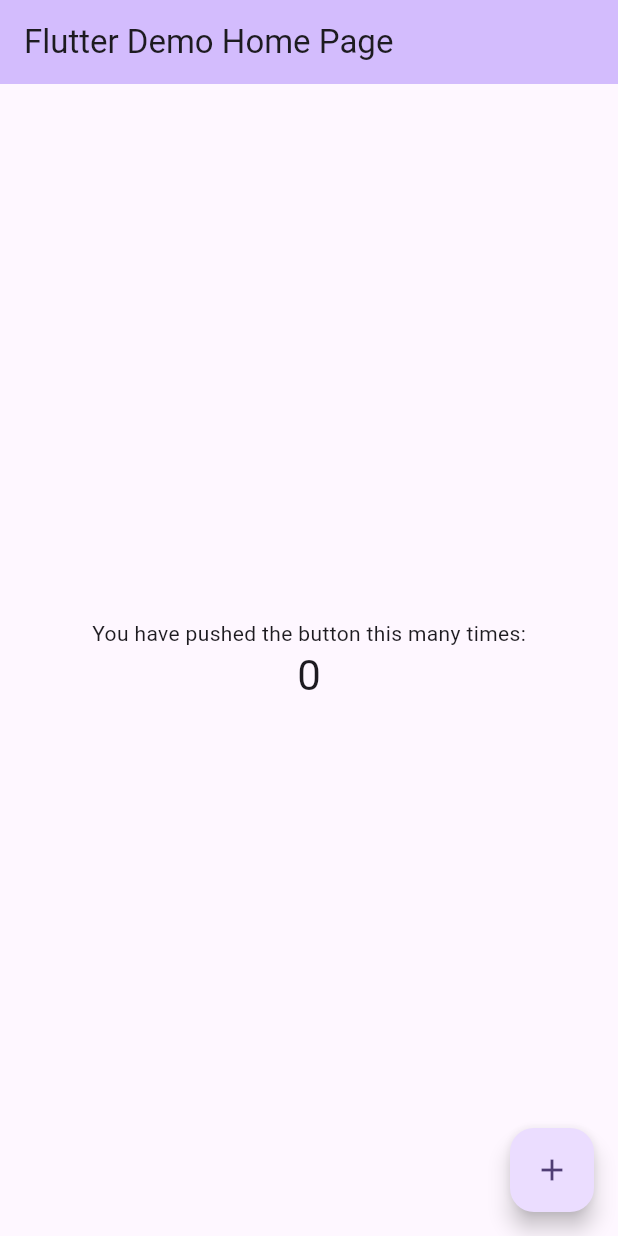
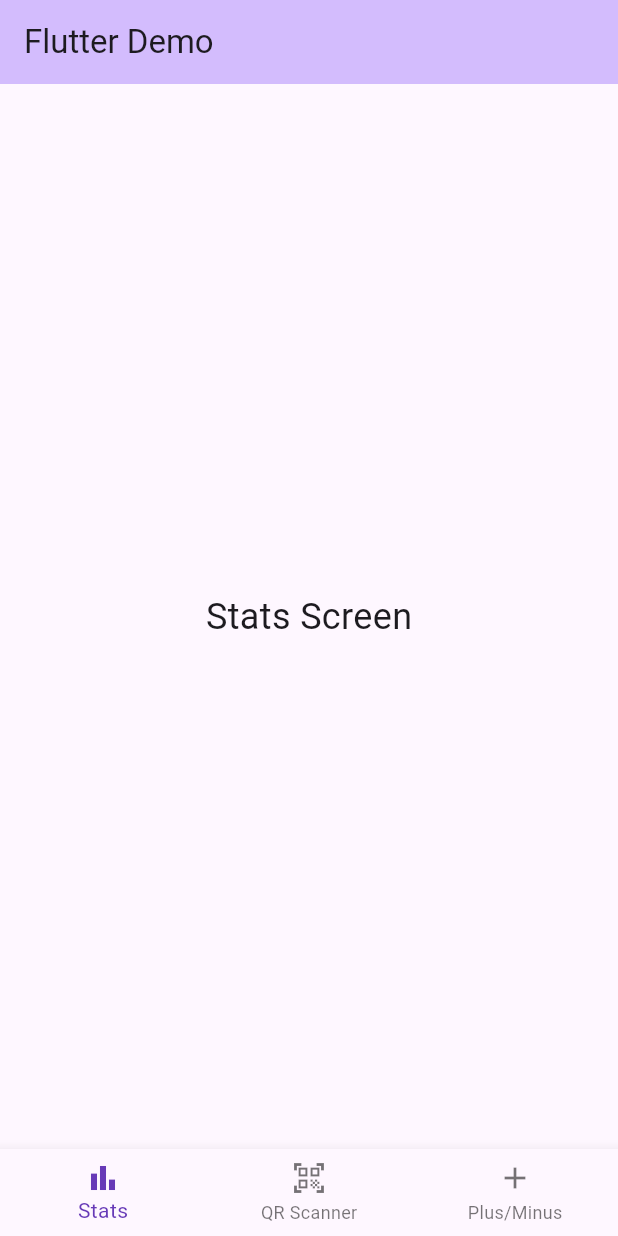
Before and after one commit to EWFranks/NFLStatsQRScanner, a Flutter app: the screen it shows after launch, on a phone screen of 412 x 824 dp. Run offline on Flutter 3.47's test engine with Material 3 defaults, Android fonts, the phone set to English and light mode, and no system bars; missing offline and left inert: qr_code_scanner.

Commit message:
Added QR scanning

```diff
--- a/flutter_application_1/lib/main.dart
+++ b/flutter_application_1/lib/main.dart
@@ -7,119 +7,112 @@ void main() {
 class MyApp extends StatelessWidget {
   const MyApp({super.key});
 
-  // This widget is the root of your application.
   @override
   Widget build(BuildContext context) {
     return MaterialApp(
       title: 'Flutter Demo',
       theme: ThemeData(
-        // This is the theme of your application.
-        //
-        // TRY THIS: Try running your application with "flutter run". You'll see
-        // the application has a purple toolbar. Then, without quitting the app,
-        // try changing the seedColor in the colorScheme below to Colors.green
-        // and then invoke "hot reload" (save your changes or press the "hot
-        // reload" button in a Flutter-supported IDE, or press "r" if you used
-        // the command line to start the app).
-        //
-        // Notice that the counter didn't reset back to zero; the application
-        // state is not lost during the reload. To reset the state, use hot
-        // restart instead.
-        //
-        // This works for code too, not just values: Most code changes can be
-        // tested with just a hot reload.
         colorScheme: ColorScheme.fromSeed(seedColor: Colors.deepPurple),
         useMaterial3: true,
       ),
-      home: const MyHomePage(title: 'Flutter Demo Home Page'),
+      home: const MyHomePage(),
     );
   }
 }
 
 class MyHomePage extends StatefulWidget {
-  const MyHomePage({super.key, required this.title});
-
-  // This widget is the home page of your application. It is stateful, meaning
-  // that it has a State object (defined below) that contains fields that affect
-  // how it looks.
-
-  // This class is the configuration for the state. It holds the values (in this
-  // case the title) provided by the parent (in this case the App widget) and
-  // used by the build method of the State. Fields in a Widget subclass are
-  // always marked "final".
-
-  final String title;
+  const MyHomePage({super.key});
 
   @override
   State<MyHomePage> createState() => _MyHomePageState();
 }
 
 class _MyHomePageState extends State<MyHomePage> {
-  int _counter = 0;
+  int _selectedIndex = 0;
 
-  void _incrementCounter() {
+  static const List<Widget> _widgetOptions = <Widget>[
+    StatsScreen(),
+    QRScannerScreen(),
+    PlusMinusScreen(),
+  ];
+
+  void _onItemTapped(int index) {
     setState(() {
-      // This call to setState tells the Flutter framework that something has
-      // changed in this State, which causes it to rerun the build method below
-      // so that the display can reflect the updated values. If we changed
-      // _counter without calling setState(), then the build method would not be
-      // called again, and so nothing would appear to happen.
-      _counter++;
+      _selectedIndex = index;
     });
   }
 
   @override
   Widget build(BuildContext context) {
-    // This method is rerun every time setState is called, for instance as done
-    // by the _incrementCounter method above.
-    //
-    // The Flutter framework has been optimized to make rerunning build methods
-    // fast, so that you can just rebuild anything that needs updating rather
-    // than having to individually change instances of widgets.
     return Scaffold(
       appBar: AppBar(
-        // TRY THIS: Try changing the color here to a specific color (to
-        // Colors.amber, perhaps?) and trigger a hot reload to see the AppBar
-        // change color while the other colors stay the same.
+        title: const Text('Flutter Demo'),
         backgroundColor: Theme.of(context).colorScheme.inversePrimary,
-        // Here we take the value from the MyHomePage object that was created by
-        // the App.build method, and use it to set our appbar title.
-        title: Text(widget.title),
       ),
       body: Center(
-        // Center is a layout widget. It takes a single child and positions it
-        // in the middle of the parent.
-        child: Column(
-          // Column is also a layout widget. It takes a list of children and
-          // arranges them vertically. By default, it sizes itself to fit its
-          // children horizontally, and tries to be as tall as its parent.
-          //
-          // Column has various properties to control how it sizes itself and
-          // how it positions its children. Here we use mainAxisAlignment to
-          // center the children vertically; the main axis here is the vertical
-          // axis because Columns are vertical (the cross axis would be
-          // horizontal).
-          //
-          // TRY THIS: Invoke "debug painting" (choose the "Toggle Debug Paint"
-          // action in the IDE, or press "p" in the console), to see the
-          // wireframe for each widget.
-          mainAxisAlignment: MainAxisAlignment.center,
-          children: <Widget>[
-            const Text(
-              'You have pushed the button this many times:',
-            ),
-            Text(
-              '$_counter',
-              style: Theme.of(context).textTheme.headlineMedium,
-            ),
-          ],
-        ),
+        child: _widgetOptions.elementAt(_selectedIndex),
       ),
-      floatingActionButton: FloatingActionButton(
-        onPressed: _incrementCounter,
-        tooltip: 'Increment',
-        child: const Icon(Icons.add),
-      ), // This trailing comma makes auto-formatting nicer for build methods.
+      bottomNavigationBar: BottomNavigationBar(
+        items: const <BottomNavigationBarItem>[
+          BottomNavigationBarItem(
+            icon: Icon(Icons.bar_chart),
+            label: 'Stats',
+          ),
+          BottomNavigationBarItem(
+            icon: Icon(Icons.qr_code_scanner),
+            label: 'QR Scanner',
+          ),
+          BottomNavigationBarItem(
+            icon: Icon(Icons.add),
+            label: 'Plus/Minus',
+          ),
+        ],
+        currentIndex: _selectedIndex,
+        selectedItemColor: Colors.deepPurple,
+        onTap: _onItemTapped,
+      ),
     );
   }
 }
+
+class StatsScreen extends StatelessWidget {
+  const StatsScreen({super.key});
+
+  @override
+  Widget build(BuildContext context) {
+    return const Center(
+      child: Text(
+        'Stats Screen',
+        style: TextStyle(fontSize: 24),
+      ),
+    );
+  }
+}
+
+class QRScannerScreen extends StatelessWidget {
+  const QRScannerScreen({super.key});
+
+  @override
+  Widget build(BuildContext context) {
+    return const Center(
+      child: Text(
+        'QR Scanner Screen',
+        style: TextStyle(fontSize: 24),
+      ),
+    );
+  }
+}
+
+class PlusMinusScreen extends StatelessWidget {
+  const PlusMinusScreen({super.key});
+
+  @override
+  Widget build(BuildContext context) {
+    return const Center(
+      child: Text(
+        'Plus/Minus Screen',
+        style: TextStyle(fontSize: 24),
+      ),
+    );
+  }
+}
```
Also changed, not shown: flutter_application_1/lib/QR_Scanner.dart (added, +74 -0 lines), flutter_application_1/pubspec.yaml (+2 -70 lines), flutter_application_1/lib/Odds.dart (added), flutter_application_1/lib/Stats.dart (added), flutter_application_1/pubspec.lock.
